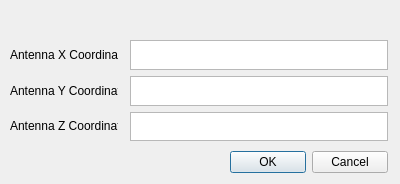
First picture: the form in Guis/Remove Antenna.ui, repository NG-Development/ngdevelopment, before the edit.
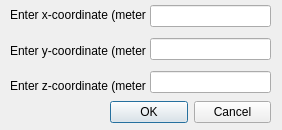
Second picture: the form after the edit.

Patch:
```diff
--- a/Guis/Remove Antenna.ui
+++ b/Guis/Remove Antenna.ui
@@ -6,8 +6,8 @@
    <rect>
     <x>0</x>
     <y>0</y>
-    <width>400</width>
-    <height>184</height>
+        <width>282</width>
+        <height>130</height>
    </rect>
   </property>
   <property name="windowTitle">
@@ -16,21 +16,21 @@
   <widget class="QWidget" name="layoutWidget">
    <property name="geometry">
     <rect>
-     <x>130</x>
-     <y>40</y>
-     <width>258</width>
+          <x>150</x>
+          <y>0</y>
+          <width>121</width>
      <height>101</height>
     </rect>
    </property>
    <layout class="QVBoxLayout" name="verticalLayout">
     <item>
-     <widget class="QTextEdit" name="XEdit"/>
+          <widget class="QLineEdit" name="XEdit"/>
     </item>
     <item>
-     <widget class="QTextEdit" name="YEdit"/>
+          <widget class="QLineEdit" name="YEdit"/>
     </item>
     <item>
-     <widget class="QTextEdit" name="ZEdit"/>
+          <widget class="QLineEdit" name="ZEdit"/>
     </item>
    </layout>
   </widget>
@@ -38,8 +38,8 @@
    <property name="geometry">
     <rect>
      <x>10</x>
-     <y>40</y>
-     <width>108</width>
+          <y>0</y>
+          <width>136</width>
      <height>101</height>
     </rect>
    </property>
@@ -47,21 +47,21 @@
     <item>
      <widget class="QLabel" name="label">
       <property name="text">
-       <string>Antenna X Coordinate</string>
+              <string>Enter x-coordinate (meters)</string>
       </property>
      </widget>
     </item>
     <item>
      <widget class="QLabel" name="label_2">
       <property name="text">
-       <string>Antenna Y Coordinate</string>
+              <string>Enter y-coordinate (meters)</string>
       </property>
      </widget>
     </item>
     <item>
      <widget class="QLabel" name="label_3">
       <property name="text">
-       <string>Antenna Z Coordinate</string>
+              <string>Enter z-coordinate (meters)</string>
       </property>
      </widget>
     </item>
@@ -70,9 +70,9 @@
   <widget class="QWidget" name="layoutWidget">
    <property name="geometry">
     <rect>
-     <x>230</x>
-     <y>150</y>
-     <width>158</width>
+          <x>110</x>
+          <y>100</y>
+          <width>161</width>
      <height>25</height>
     </rect>
    </property>
```
Left out of the diff: 4 changed lines with no effect on the pictures. Lines whose indentation alone changed are shown as unchanged.
